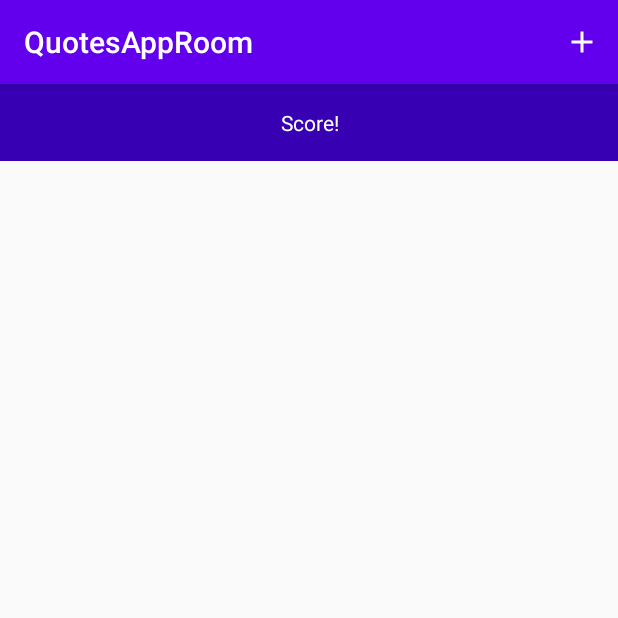
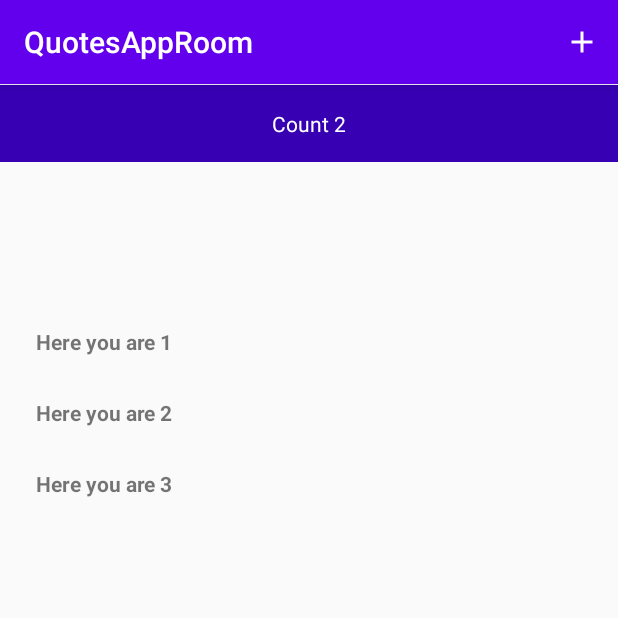
Before and after one commit to harrycampaz/QuoteApp-Kotlin-Koin, an Android app: the screen it shows after launch (MainActivity), on a phone screen of 412 x 824 dp, the top half of it. Run offline under Robolectric (Android 15) with nearby library versions, the phone set to English and light mode, and no system bars.

Commit message:
second commit

```diff
--- a/app/src/main/java/com/dezzapps/quotesapproom/CustomAdapter.kt
+++ b/app/src/main/java/com/dezzapps/quotesapproom/CustomAdapter.kt
@@ -1,18 +1,32 @@
 package com.dezzapps.quotesapproom
 
+import android.view.LayoutInflater
+import android.view.View
 import android.view.ViewGroup
 import androidx.recyclerview.widget.RecyclerView
 
-class CustomAdapter(val quoteList: List<Quote>): RecyclerView.Adapter<QuoteHolder>() {
+class CustomAdapter(val quoteList: ArrayList<Quote> = arrayListOf()): RecyclerView.Adapter<QuoteHolder>() {
     override fun onCreateViewHolder(parent: ViewGroup, viewType: Int): QuoteHolder {
-        TODO("not implemented") //To change body of created functions use File | Settings | File Templates.
+        val view: View = LayoutInflater.from(parent.context).inflate(R.layout.item_quotes, parent, false)
+
+        return QuoteHolder(view)
+
     }
 
     override fun getItemCount(): Int {
-        TODO("not implemented") //To change body of created functions use File | Settings | File Templates.
+
+        return  quoteList.size
+
     }
 
     override fun onBindViewHolder(holder: QuoteHolder, position: Int) {
-        TODO("not implemented") //To change body of created functions use File | Settings | File Templates.
+
+        holder.bind(quoteList[position])
+    }
+
+    fun add(quote: Quote){
+        quoteList.add(quote)
+        notifyDataSetChanged()
+
     }
 }
--- a/app/src/main/java/com/dezzapps/quotesapproom/MainActivity.kt
+++ b/app/src/main/java/com/dezzapps/quotesapproom/MainActivity.kt
@@ -4,12 +4,28 @@ import androidx.appcompat.app.AppCompatActivity
 import android.os.Bundle
 import android.view.Menu
 import android.view.MenuItem
+import androidx.recyclerview.widget.LinearLayoutManager
+import kotlinx.android.synthetic.main.activity_main.*
 
 class MainActivity : AppCompatActivity() {
+
+    private val adapter: CustomAdapter by lazy {
+        CustomAdapter()
+    }
 
     override fun onCreate(savedInstanceState: Bundle?) {
         super.onCreate(savedInstanceState)
         setContentView(R.layout.activity_main)
+
+        rv_quote.layoutManager = LinearLayoutManager(this)
+        rv_quote.adapter = adapter
+
+        adapter.add(Quote(1, "Here you are 1"))
+        adapter.add(Quote(2, "Here you are 2"))
+        adapter.add(Quote(3, "Here you are 3"))
+
+        tv_count.text = "Count 2"
+
     }
 
     override fun onCreateOptionsMenu(menu: Menu?): Boolean {
--- a/app/src/main/java/com/dezzapps/quotesapproom/QuoteHolder.kt
+++ b/app/src/main/java/com/dezzapps/quotesapproom/QuoteHolder.kt
@@ -6,8 +6,11 @@ import kotlinx.android.synthetic.main.item_quotes.view.*
 
 class QuoteHolder(itemView: View): RecyclerView.ViewHolder(itemView) {
 
-    fun bind(){
-        itemView.tv_item.text = "Frase"
+    fun bind(quote: Quote){
+
+        with(itemView){
+            tv_item.text = quote.text
+        }
     }
 
 }
--- a/app/src/main/res/layout/activity_main.xml
+++ b/app/src/main/res/layout/activity_main.xml
@@ -15,8 +15,20 @@
         android:padding="16dp"
         android:text="Score!"
         android:textColor="@android:color/white"
+        app:layout_constraintBottom_toTopOf="@+id/rv_quote"
         app:layout_constraintEnd_toEndOf="parent"
+        app:layout_constraintHorizontal_bias="0.0"
         app:layout_constraintStart_toStartOf="parent"
-        app:layout_constraintTop_toTopOf="parent" />
+        app:layout_constraintTop_toTopOf="parent"
+        app:layout_constraintVertical_bias="0.007" />
+
+    <androidx.recyclerview.widget.RecyclerView
+        android:id="@+id/rv_quote"
+        android:layout_width="match_parent"
+        android:layout_height="wrap_content"
+        android:layout_marginBottom="468dp"
+        android:padding="10dp"
+        app:layout_constraintBottom_toBottomOf="parent"
+        tools:layout_editor_absoluteX="0dp" />
 
 </androidx.constraintlayout.widget.ConstraintLayout>
--- a/app/src/main/res/layout/item_quotes.xml
+++ b/app/src/main/res/layout/item_quotes.xml
@@ -2,7 +2,7 @@
 <androidx.constraintlayout.widget.ConstraintLayout xmlns:android="http://schemas.android.com/apk/res/android"
     xmlns:app="http://schemas.android.com/apk/res-auto"
     android:layout_width="match_parent"
-    android:layout_height="match_parent">
+    android:layout_height="wrap_content">
 
 
     <TextView
@@ -11,6 +11,7 @@
         android:layout_width="match_parent"
         android:layout_height="wrap_content"
         android:text="@string/add_quote"
+        android:textStyle="bold"
         app:layout_constraintStart_toStartOf="parent"
         app:layout_constraintTop_toTopOf="parent"
         />
```
